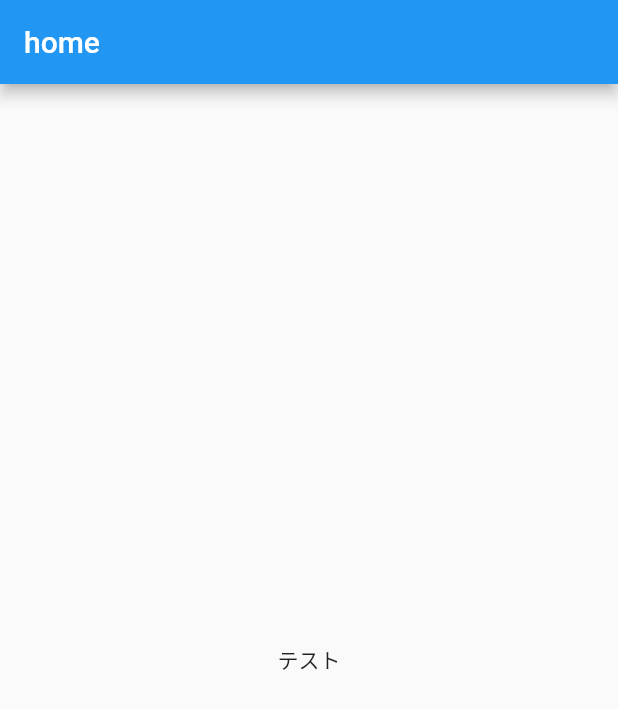
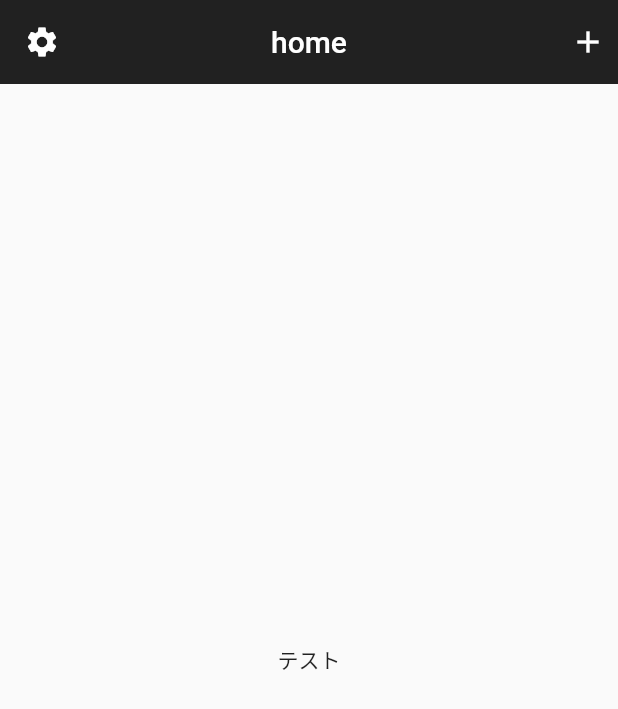
Before and after one commit to nguen1225/flutter_chat_app, a Flutter app: the screen it shows after launch, on a phone screen of 412 x 824 dp. Shown: the top 709 px of the screen. Run offline on Flutter 3.47's test engine with Material 2 defaults, Android fonts, the phone set to English and light mode, and no system bars.

Commit message:
herder仮作成

```diff
--- a/lib/header.dart
+++ b/lib/header.dart
@@ -7,7 +7,20 @@ class Header extends StatelessWidget with PreferredSizeWidget {
   @override
   Widget build(BuildContext context) {
     return AppBar(
+      leading: Padding(
+        padding: const EdgeInsets.all(8.0),
+        child: Icon(Icons.settings),
+      ),
+      actions: [
+        Padding(
+          padding: const EdgeInsets.all(8.0),
+          child: Icon(Icons.add),
+        ),
+      ],
       title: Text('home'),
+      backgroundColor: Colors.black87,
+      centerTitle: true,
+      elevation: 0.0,
     );
   }
 }
```
